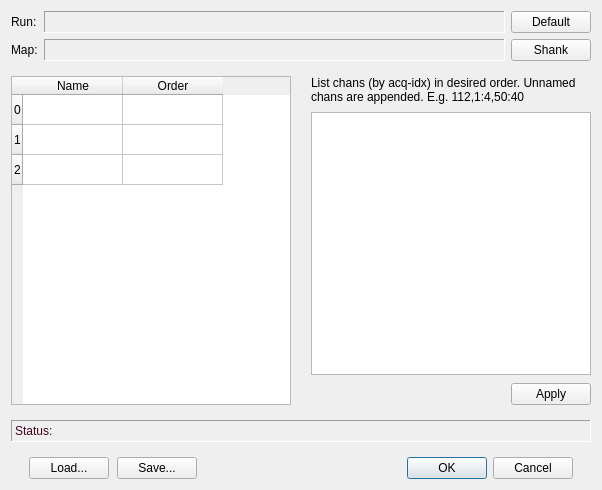
Qt form Forms/ChanMapping.ui (billkarsh/SpikeGLX) before a commit.
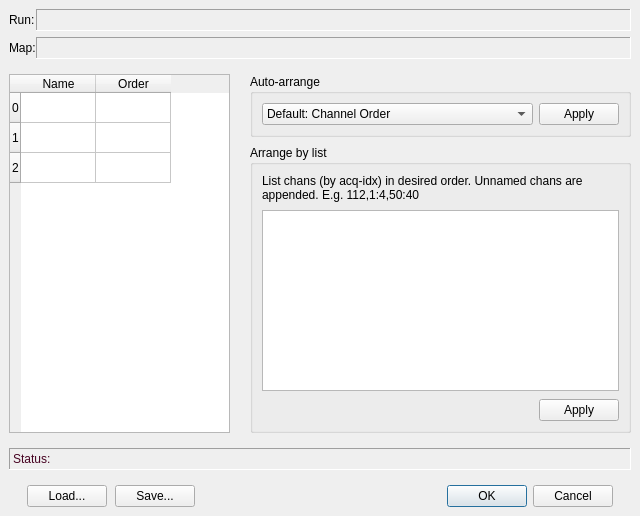
The same form after that commit.

Commit message: Better ChanMap dialog GUI

```diff
--- a/Forms/ChanMapping.ui
+++ b/Forms/ChanMapping.ui
@@ -9,14 +9,14 @@
    <rect>
     <x>0</x>
     <y>0</y>
-    <width>602</width>
-    <height>490</height>
+    <width>640</width>
+    <height>516</height>
    </rect>
   </property>
   <property name="minimumSize">
    <size>
-    <width>602</width>
-    <height>399</height>
+    <width>640</width>
+    <height>490</height>
    </size>
   </property>
   <property name="windowTitle">
@@ -25,219 +25,48 @@
   <property name="modal">
    <bool>true</bool>
   </property>
-  <layout class="QGridLayout" name="gridLayout_3">
+  <layout class="QGridLayout" name="gridLayout_5" columnstretch="1,2" columnminimumwidth="0,0">
+   <property name="leftMargin">
+    <number>9</number>
+   </property>
+   <property name="topMargin">
+    <number>9</number>
+   </property>
+   <property name="rightMargin">
+    <number>9</number>
+   </property>
+   <property name="bottomMargin">
+    <number>9</number>
+   </property>
    <property name="horizontalSpacing">
     <number>20</number>
    </property>
    <property name="verticalSpacing">
     <number>15</number>
    </property>
-   <item row="0" column="0" colspan="2">
-    <layout class="QGridLayout" name="gridLayout">
-     <property name="spacing">
-      <number>6</number>
-     </property>
-     <item row="0" column="3">
-      <widget class="QPushButton" name="defaultBut">
-       <property name="sizePolicy">
-        <sizepolicy hsizetype="Preferred" vsizetype="Preferred">
-         <horstretch>0</horstretch>
-         <verstretch>0</verstretch>
-        </sizepolicy>
-       </property>
-       <property name="text">
-        <string>Default</string>
-       </property>
-      </widget>
-     </item>
-     <item row="0" column="0">
-      <widget class="QLabel" name="cfgHdr">
-       <property name="sizePolicy">
-        <sizepolicy hsizetype="Preferred" vsizetype="Preferred">
-         <horstretch>0</horstretch>
-         <verstretch>0</verstretch>
-        </sizepolicy>
-       </property>
-       <property name="text">
-        <string>Run:</string>
-       </property>
-      </widget>
-     </item>
-     <item row="1" column="0">
-      <widget class="QLabel" name="mapHdr">
-       <property name="text">
-        <string>Map:</string>
-       </property>
-      </widget>
-     </item>
-     <item row="0" column="1" colspan="2">
-      <widget class="QLabel" name="cfgLbl">
-       <property name="enabled">
-        <bool>true</bool>
-       </property>
-       <property name="sizePolicy">
-        <sizepolicy hsizetype="Preferred" vsizetype="Preferred">
-         <horstretch>1</horstretch>
-         <verstretch>0</verstretch>
-        </sizepolicy>
-       </property>
-       <property name="minimumSize">
-        <size>
-         <width>0</width>
-         <height>22</height>
-        </size>
-       </property>
-       <property name="palette">
-        <palette>
-         <active>
-          <colorrole role="WindowText">
-           <brush brushstyle="SolidPattern">
-            <color alpha="255">
-             <red>71</red>
-             <green>3</green>
-             <blue>34</blue>
-            </color>
-           </brush>
-          </colorrole>
-         </active>
-         <inactive>
-          <colorrole role="WindowText">
-           <brush brushstyle="SolidPattern">
-            <color alpha="255">
-             <red>71</red>
-             <green>3</green>
-             <blue>34</blue>
-            </color>
-           </brush>
-          </colorrole>
-         </inactive>
-         <disabled>
-          <colorrole role="WindowText">
-           <brush brushstyle="SolidPattern">
-            <color alpha="255">
-             <red>106</red>
-             <green>104</green>
-             <blue>100</blue>
-            </color>
-           </brush>
-          </colorrole>
-         </disabled>
-        </palette>
-       </property>
-       <property name="frameShape">
-        <enum>QFrame::Panel</enum>
-       </property>
-       <property name="frameShadow">
-        <enum>QFrame::Sunken</enum>
-       </property>
-       <property name="lineWidth">
-        <number>1</number>
-       </property>
-       <property name="text">
-        <string/>
-       </property>
-      </widget>
-     </item>
-     <item row="1" column="1" colspan="2">
-      <widget class="QLabel" name="mapLbl">
-       <property name="enabled">
-        <bool>true</bool>
-       </property>
-       <property name="sizePolicy">
-        <sizepolicy hsizetype="Preferred" vsizetype="Preferred">
-         <horstretch>1</horstretch>
-         <verstretch>0</verstretch>
-        </sizepolicy>
-       </property>
-       <property name="minimumSize">
-        <size>
-         <width>0</width>
-         <height>22</height>
-        </size>
-       </property>
-       <property name="palette">
-        <palette>
-         <active>
-          <colorrole role="WindowText">
-           <brush brushstyle="SolidPattern">
-            <color alpha="255">
-             <red>71</red>
-             <green>3</green>
-             <blue>34</blue>
-            </color>
-           </brush>
-          </colorrole>
-         </active>
-         <inactive>
-          <colorrole role="WindowText">
-           <brush brushstyle="SolidPattern">
-            <color alpha="255">
-             <red>71</red>
-             <green>3</green>
-             <blue>34</blue>
-            </color>
-           </brush>
-          </colorrole>
-         </inactive>
-         <disabled>
-          <colorrole role="WindowText">
-           <brush brushstyle="SolidPattern">
-            <color alpha="255">
-             <red>106</red>
-             <green>104</green>
-             <blue>100</blue>
-            </color>
-           </brush>
-          </colorrole>
-         </disabled>
-        </palette>
-       </property>
-       <property name="frameShape">
-        <enum>QFrame::Panel</enum>
-       </property>
-       <property name="frameShadow">
-        <enum>QFrame::Sunken</enum>
-       </property>
-       <property name="lineWidth">
-        <number>1</number>
-       </property>
-       <property name="text">
-        <string/>
-       </property>
-      </widget>
-     </item>
-     <item row="1" column="3">
-      <widget class="QPushButton" name="shankBut">
-       <property name="sizePolicy">
-        <sizepolicy hsizetype="Preferred" vsizetype="Preferred">
-         <horstretch>0</horstretch>
-         <verstretch>0</verstretch>
-        </sizepolicy>
-       </property>
-       <property name="toolTip">
-        <string>Order neural channels using ShankMap; bring them to top</string>
-       </property>
-       <property name="text">
-        <string>Shank</string>
-       </property>
-      </widget>
-     </item>
-    </layout>
-   </item>
    <item row="1" column="0">
     <widget class="QTableWidget" name="tableWidget">
      <property name="enabled">
       <bool>true</bool>
      </property>
      <property name="sizePolicy">
-      <sizepolicy hsizetype="Expanding" vsizetype="Expanding">
+      <sizepolicy hsizetype="MinimumExpanding" vsizetype="Expanding">
        <horstretch>0</horstretch>
        <verstretch>0</verstretch>
       </sizepolicy>
      </property>
+     <property name="minimumSize">
+      <size>
+       <width>221</width>
+       <height>0</height>
+      </size>
+     </property>
      <property name="horizontalScrollBarPolicy">
       <enum>Qt::ScrollBarAlwaysOff</enum>
      </property>
+     <attribute name="horizontalHeaderDefaultSectionSize">
+      <number>75</number>
+     </attribute>
      <row>
       <property name="text">
        <string>0</string>
@@ -271,60 +100,363 @@
       <number>8</number>
      </property>
      <item row="0" column="0">
-      <widget class="QLabel" name="label">
+      <widget class="QGroupBox" name="groupBox">
+       <property name="title">
+        <string>Auto-arrange</string>
+       </property>
+       <layout class="QGridLayout" name="gridLayout_3">
+        <property name="horizontalSpacing">
+         <number>6</number>
+        </property>
+        <property name="verticalSpacing">
+         <number>8</number>
+        </property>
+        <item row="0" column="1">
+         <widget class="QPushButton" name="applyAutoBut">
+          <property name="sizePolicy">
+           <sizepolicy hsizetype="Preferred" vsizetype="Preferred">
+            <horstretch>0</horstretch>
+            <verstretch>0</verstretch>
+           </sizepolicy>
+          </property>
+          <property name="text">
+           <string>Apply</string>
+          </property>
+         </widget>
+        </item>
+        <item row="0" column="0">
+         <widget class="QComboBox" name="autoCB">
+          <property name="sizePolicy">
+           <sizepolicy hsizetype="Expanding" vsizetype="Preferred">
+            <horstretch>0</horstretch>
+            <verstretch>0</verstretch>
+           </sizepolicy>
+          </property>
+          <property name="minimumSize">
+           <size>
+            <width>150</width>
+            <height>0</height>
+           </size>
+          </property>
+          <item>
+           <property name="text">
+            <string>Default: Channel Order</string>
+           </property>
+          </item>
+          <item>
+           <property name="text">
+            <string>Shank: Bottom to top</string>
+           </property>
+          </item>
+         </widget>
+        </item>
+       </layout>
+      </widget>
+     </item>
+     <item row="1" column="0">
+      <widget class="QGroupBox" name="groupBox_2">
+       <property name="title">
+        <string>Arrange by list</string>
+       </property>
+       <layout class="QGridLayout" name="gridLayout_4">
+        <property name="verticalSpacing">
+         <number>8</number>
+        </property>
+        <item row="1" column="0">
+         <widget class="QPlainTextEdit" name="listTE">
+          <property name="sizePolicy">
+           <sizepolicy hsizetype="Expanding" vsizetype="Expanding">
+            <horstretch>0</horstretch>
+            <verstretch>1</verstretch>
+           </sizepolicy>
+          </property>
+          <property name="tabChangesFocus">
+           <bool>true</bool>
+          </property>
+         </widget>
+        </item>
+        <item row="0" column="0">
+         <widget class="QLabel" name="label">
+          <property name="text">
+           <string>List chans (by acq-idx) in desired order. Unnamed chans are appended. E.g. 112,1:4,50:40</string>
+          </property>
+          <property name="alignment">
+           <set>Qt::AlignLeading|Qt::AlignLeft|Qt::AlignTop</set>
+          </property>
+          <property name="wordWrap">
+           <bool>true</bool>
+          </property>
+         </widget>
+        </item>
+        <item row="2" column="0">
+         <layout class="QHBoxLayout" name="horizontalLayout">
+          <item>
+           <spacer name="horizontalSpacer">
+            <property name="orientation">
+             <enum>Qt::Horizontal</enum>
+            </property>
+            <property name="sizeHint" stdset="0">
+             <size>
+              <width>40</width>
+              <height>17</height>
+             </size>
+            </property>
+           </spacer>
+          </item>
+          <item>
+           <widget class="QPushButton" name="applyListBut">
+            <property name="sizePolicy">
+             <sizepolicy hsizetype="Preferred" vsizetype="Preferred">
+              <horstretch>0</horstretch>
+              <verstretch>0</verstretch>
+             </sizepolicy>
+            </property>
+            <property name="text">
+             <string>Apply</string>
+            </property>
+           </widget>
+          </item>
+         </layout>
+        </item>
+       </layout>
+      </widget>
+     </item>
+    </layout>
+   </item>
+   <item row="3" column="0" colspan="2">
+    <layout class="QHBoxLayout" name="horizontalLayout_2">
+     <property name="spacing">
+      <number>8</number>
+     </property>
+     <property name="leftMargin">
+      <number>18</number>
+     </property>
+     <property name="rightMargin">
+      <number>18</number>
+     </property>
+     <item>
+      <widget class="QPushButton" name="loadBut">
+       <property name="sizePolicy">
+        <sizepolicy hsizetype="Preferred" vsizetype="Preferred">
+         <horstretch>0</horstretch>
+         <verstretch>0</verstretch>
+        </sizepolicy>
+       </property>
        <property name="text">
-        <string>List chans (by acq-idx) in desired order. Unnamed chans are appended. E.g. 112,1:4,50:40</string>
+        <string>Load...</string>
        </property>
-       <property name="alignment">
-        <set>Qt::AlignLeading|Qt::AlignLeft|Qt::AlignTop</set>
+      </widget>
+     </item>
+     <item>
+      <widget class="QPushButton" name="saveBut">
+       <property name="sizePolicy">
+        <sizepolicy hsizetype="Preferred" vsizetype="Preferred">
+         <horstretch>0</horstretch>
+         <verstretch>0</verstretch>
+        </sizepolicy>
        </property>
-       <property name="wordWrap">
-        <bool>true</bool>
+       <property name="text">
+        <string>Save...</string>
        </property>
       </widget>
      </item>
+     <item>
+      <spacer name="horizontalSpacer_2">
+       <property name="orientation">
+        <enum>Qt::Horizontal</enum>
+       </property>
+       <property name="sizeType">
+        <enum>QSizePolicy::Expanding</enum>
+       </property>
+       <property name="sizeHint" stdset="0">
+        <size>
+         <width>40</width>
+         <height>20</height>
+        </size>
+       </property>
+      </spacer>
+     </item>
+     <item>
+      <widget class="QDialogButtonBox" name="buttonBox">
+       <property name="sizePolicy">
+        <sizepolicy hsizetype="Preferred" vsizetype="Preferred">
+         <horstretch>0</horstretch>
+         <verstretch>0</verstretch>
+        </sizepolicy>
+       </property>
+       <property name="focusPolicy">
+        <enum>Qt::StrongFocus</enum>
+       </property>
+       <property name="orientation">
+        <enum>Qt::Horizontal</enum>
+       </property>
+       <property name="standardButtons">
+        <set>QDialogButtonBox::Cancel|QDialogButtonBox::Ok</set>
+       </property>
+      </widget>
+     </item>
+    </layout>
+   </item>
+   <item row="0" column="0" colspan="2">
+    <layout class="QGridLayout" name="gridLayout">
+     <property name="verticalSpacing">
+      <number>6</number>
+     </property>
      <item row="1" column="0">
-      <widget class="QPlainTextEdit" name="listTE">
+      <widget class="QLabel" name="mapHdr">
+       <property name="text">
+        <string>Map:</string>
+       </property>
+      </widget>
+     </item>
+     <item row="0" column="0">
+      <widget class="QLabel" name="cfgHdr">
        <property name="sizePolicy">
-        <sizepolicy hsizetype="Expanding" vsizetype="Expanding">
+        <sizepolicy hsizetype="Preferred" vsizetype="Preferred">
          <horstretch>0</horstretch>
-         <verstretch>1</verstretch>
+         <verstretch>0</verstretch>
         </sizepolicy>
        </property>
-       <property name="tabChangesFocus">
+       <property name="text">
+        <string>Run:</string>
+       </property>
+      </widget>
+     </item>
+     <item row="0" column="1">
+      <widget class="QLabel" name="cfgLbl">
+       <property name="enabled">
         <bool>true</bool>
        </property>
+       <property name="sizePolicy">
+        <sizepolicy hsizetype="Expanding" vsizetype="Preferred">
+         <horstretch>1</horstretch>
+         <verstretch>0</verstretch>
+        </sizepolicy>
+       </property>
+       <property name="minimumSize">
+        <size>
+         <width>0</width>
+         <height>22</height>
+        </size>
+       </property>
+       <property name="palette">
+        <palette>
+         <active>
+          <colorrole role="WindowText">
+           <brush brushstyle="SolidPattern">
+            <color alpha="255">
+             <red>71</red>
+             <green>3</green>
+             <blue>34</blue>
+            </color>
+           </brush>
+          </colorrole>
+         </active>
+         <inactive>
+          <colorrole role="WindowText">
+           <brush brushstyle="SolidPattern">
+            <color alpha="255">
+             <red>71</red>
+             <green>3</green>
+             <blue>34</blue>
+            </color>
+           </brush>
+          </colorrole>
+         </inactive>
+         <disabled>
+          <colorrole role="WindowText">
+           <brush brushstyle="SolidPattern">
+            <color alpha="255">
+             <red>106</red>
+             <green>104</green>
+             <blue>100</blue>
+            </color>
+           </brush>
+          </colorrole>
+         </disabled>
+        </palette>
+       </property>
+       <property name="frameShape">
+        <enum>QFrame::Panel</enum>
+       </property>
+       <property name="frameShadow">
+        <enum>QFrame::Sunken</enum>
+       </property>
+       <property name="lineWidth">
+        <number>1</number>
+       </property>
+       <property name="text">
+        <string/>
+       </property>
       </widget>
      </item>
-     <item row="2" column="0">
-      <layout class="QHBoxLayout" name="horizontalLayout">
-       <item>
-        <spacer name="horizontalSpacer">
-         <property name="orientation">
-          <enum>Qt::Horizontal</enum>
-         </property>
-         <property name="sizeHint" stdset="0">
-          <size>
-           <width>40</width>
-           <height>17</height>
-          </size>
-         </property>
-        </spacer>
-       </item>
-       <item>
-        <widget class="QPushButton" name="applyBut">
-         <property name="sizePolicy">
-          <sizepolicy hsizetype="Preferred" vsizetype="Preferred">
-           <horstretch>0</horstretch>
-           <verstretch>0</verstretch>
-          </sizepolicy>
-         </property>
-         <property name="text">
-          <string>Apply</string>
-         </property>
-        </widget>
-       </item>
-      </layout>
+     <item row="1" column="1">
+      <widget class="QLabel" name="mapLbl">
+       <property name="enabled">
+        <bool>true</bool>
+       </property>
+       <property name="sizePolicy">
+        <sizepolicy hsizetype="Expanding" vsizetype="Preferred">
+         <horstretch>1</horstretch>
+         <verstretch>0</verstretch>
+        </sizepolicy>
+       </property>
+       <property name="minimumSize">
+        <size>
+         <width>0</width>
+         <height>22</height>
+        </size>
+       </property>
+       <property name="palette">
+        <palette>
+         <active>
+          <colorrole role="WindowText">
+           <brush brushstyle="SolidPattern">
+            <color alpha="255">
+             <red>71</red>
+             <green>3</green>
+             <blue>34</blue>
+            </color>
+           </brush>
+          </colorrole>
+         </active>
+         <inactive>
+          <colorrole role="WindowText">
+           <brush brushstyle="SolidPattern">
+            <color alpha="255">
+             <red>71</red>
+             <green>3</green>
+             <blue>34</blue>
+            </color>
+           </brush>
+          </colorrole>
+         </inactive>
+         <disabled>
+          <colorrole role="WindowText">
+           <brush brushstyle="SolidPattern">
+            <color alpha="255">
+             <red>106</red>
+             <green>104</green>
+             <blue>100</blue>
+            </color>
+           </brush>
+          </colorrole>
+         </disabled>
+        </palette>
+       </property>
+       <property name="frameShape">
+        <enum>QFrame::Panel</enum>
+       </property>
+       <property name="frameShadow">
+        <enum>QFrame::Sunken</enum>
+       </property>
+       <property name="lineWidth">
+        <number>1</number>
+       </property>
+       <property name="text">
+        <string/>
+       </property>
+      </widget>
      </item>
     </layout>
    </item>
@@ -396,77 +528,6 @@
      </property>
     </widget>
    </item>
-   <item row="3" column="0" colspan="2">
-    <layout class="QHBoxLayout" name="horizontalLayout_2">
-     <property name="spacing">
-      <number>8</number>
-     </property>
-     <property name="leftMargin">
-      <number>18</number>
-     </property>
-     <property name="rightMargin">
-      <number>18</number>
-     </property>
-     <item>
-      <widget class="QPushButton" name="loadBut">
-       <property name="sizePolicy">
-        <sizepolicy hsizetype="Preferred" vsizetype="Preferred">
-         <horstretch>0</horstretch>
-         <verstretch>0</verstretch>
-        </sizepolicy>
-       </property>
-       <property name="text">
-        <string>Load...</string>
-       </property>
-      </widget>
-     </item>
-     <item>
-      <widget class="QPushButton" name="saveBut">
-       <property name="sizePolicy">
-        <sizepolicy hsizetype="Preferred" vsizetype="Preferred">
-         <horstretch>0</horstretch>
-         <verstretch>0</verstretch>
-        </sizepolicy>
-       </property>
-       <property name="text">
-        <string>Save...</string>
-       </property>
-      </widget>
-     </item>
-     <item>
-      <spacer name="horizontalSpacer_2">
-       <property name="orientation">
-        <enum>Qt::Horizontal</enum>
-       </property>
-       <property name="sizeHint" stdset="0">
-        <size>
-         <width>40</width>
-         <height>20</height>
-        </size>
-       </property>
-      </spacer>
-     </item>
-     <item>
-      <widget class="QDialogButtonBox" name="buttonBox">
-       <property name="sizePolicy">
-        <sizepolicy hsizetype="Preferred" vsizetype="Preferred">
-         <horstretch>0</horstretch>
-         <verstretch>0</verstretch>
-        </sizepolicy>
-       </property>
-       <property name="focusPolicy">
-        <enum>Qt::StrongFocus</enum>
-       </property>
-       <property name="orientation">
-        <enum>Qt::Horizontal</enum>
-       </property>
-       <property name="standardButtons">
-        <set>QDialogButtonBox::Cancel|QDialogButtonBox::Ok</set>
-       </property>
-      </widget>
-     </item>
-    </layout>
-   </item>
   </layout>
  </widget>
  <tabstops>
```
Left out of the diff: 6 changed lines with no effect on the pictures. The commit also changes 4 other files.
